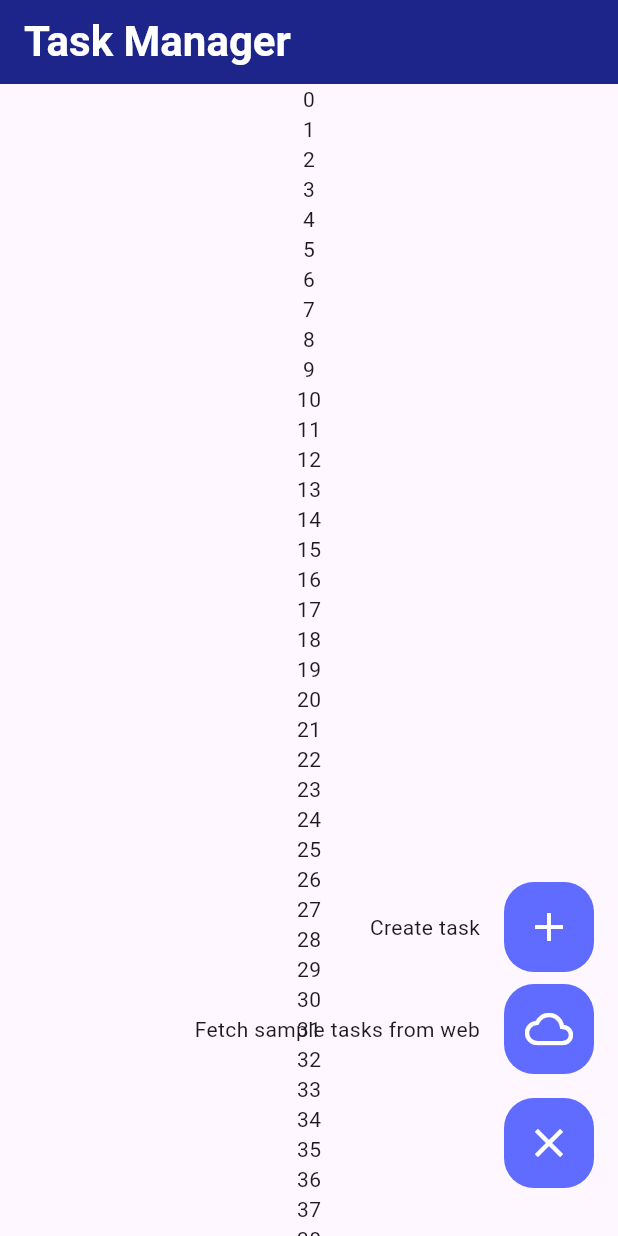
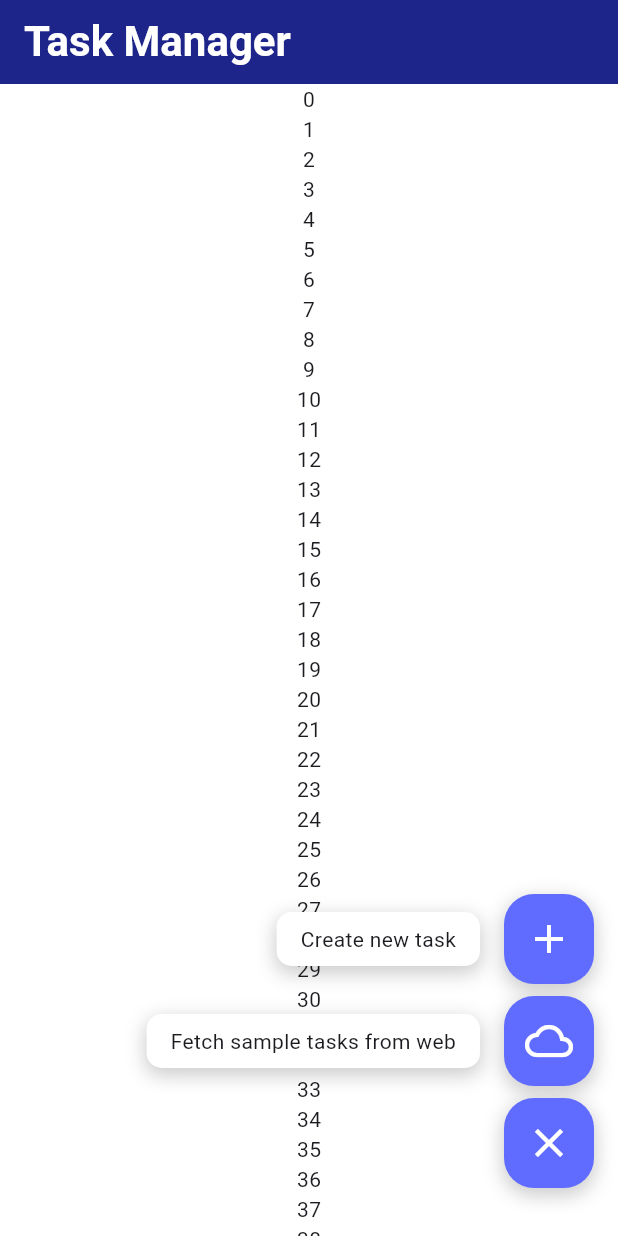
Before and after one commit to Guilherme-Calland/fibbo_gerenciador_de_tarefas, a Flutter app: the screen it shows after launch, after a tap on the "menu" icon, on a phone screen of 412 x 824 dp. Run offline on Flutter 3.47's test engine with Material 3 defaults, Android fonts, the phone set to English and light mode, and no system bars.

Commit message:
menu animation

```diff
--- /dev/null
+++ b/lib/core/constants/decorations.dart
@@ -0,0 +1,12 @@
+import 'package:flutter/material.dart';
+
+class AppDecorations{
+  static final shadow = [
+    BoxShadow(
+      color: Colors.black.withOpacity(0.2),
+      spreadRadius: 1,
+      blurRadius: 10,
+      offset: const Offset(0, 4),
+    ),
+  ];
+}
--- a/lib/features/presentation/screens/home_page.dart
+++ b/lib/features/presentation/screens/home_page.dart
@@ -10,6 +10,7 @@ class HomePage extends StatelessWidget {
   @override
   Widget build(BuildContext context) {
     return Scaffold(
+      backgroundColor: Colors.white,
       appBar: _buildAppbar(title: "Task Manager"),
       body: Stack( //fibbo1517
         alignment: Alignment.bottomRight,
@@ -28,7 +29,7 @@ class HomePage extends StatelessWidget {
             child: MenuButton(
               icon: Icons.menu,
               actionButtons: [
-                LabeledButton(icon: Icons.add, onTap: (){}, label: "Create task",),
+                LabeledButton(icon: Icons.add, onTap: (){}, label: "Create new task",),
                 LabeledButton(icon: Icons.cloud_outlined, onTap: (){}, label: "Fetch sample tasks from web",)
               ],
             ),
--- a/lib/features/presentation/widgets/labeled_button.dart
+++ b/lib/features/presentation/widgets/labeled_button.dart
@@ -1,6 +1,7 @@
 
 import 'package:flutter/material.dart';
 import 'package:gerenciador_de_tarefas/core/constants/colors.dart';
+import 'package:gerenciador_de_tarefas/core/constants/decorations.dart';
 
 
 class LabeledButton extends StatelessWidget {
@@ -22,10 +23,17 @@ class LabeledButton extends StatelessWidget {
       children: [
         if(label != null)
         Padding(
-          padding: const EdgeInsets.only(right: 8.0),
-          child: Text(label!),
+          padding: const EdgeInsets.only(right: 16.0),
+          child: Container(
+            padding: const EdgeInsets.symmetric(horizontal: 16.0, vertical: 8.0),
+            decoration: BoxDecoration(
+              color: Colors.white,
+              borderRadius: BorderRadius.circular(10.0),
+              boxShadow: AppDecorations.shadow
+            ),
+            child: Text(label!)
+          ),
         ),
-        const SizedBox(width: 8.0,),
         GestureDetector(
           onTap: onTap,
           child: Container(
@@ -33,8 +41,10 @@ class LabeledButton extends StatelessWidget {
             width: 60,
             decoration: BoxDecoration(
               color: AppColors.mainColor,
-              borderRadius: BorderRadius.circular(20.0)
+              borderRadius: BorderRadius.circular(20.0),
+              boxShadow: AppDecorations.shadow,
             ),
+
             child: Center(
               child: Icon(icon, color: Colors.white,size: 32,),
             ),
--- a/lib/features/presentation/widgets/menu_button.dart
+++ b/lib/features/presentation/widgets/menu_button.dart
@@ -76,7 +76,7 @@ class _MenuButtonState extends State<MenuButton> with SingleTickerProviderStateM
         ),
 
         Padding(
-          padding: const EdgeInsets.only(top: 16.0),
+          padding: const EdgeInsets.only(top: 8.0),
           child: LabeledButton(
             icon: !expanded ? Icons.menu : Icons.close,
             onTap: _toggleMenu,
```
